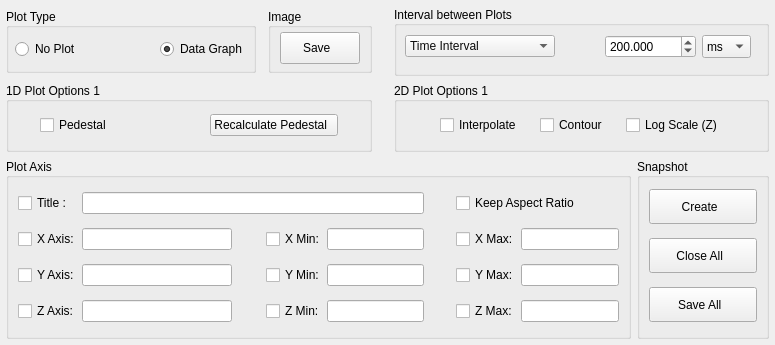
Old version of the form slsDetectorGui/forms/form_tab_plot.ui in the repository slsdetectorgroup/slsDetectorPackage.
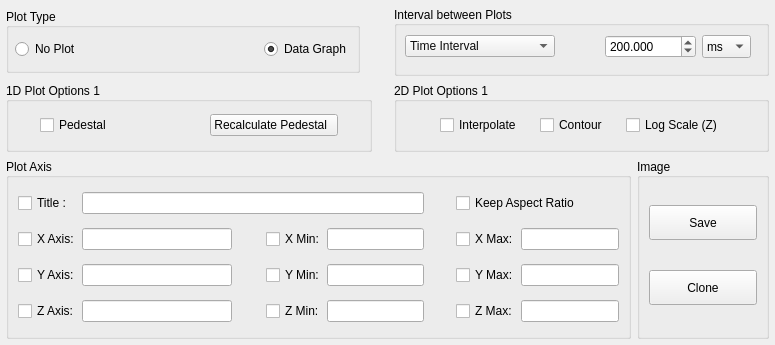
New version of the form. Icons and pictures are not drawn.

Commit message: gui works, including clone plots

What changed in the file:
```diff
--- a/slsDetectorGui/forms/form_tab_plot.ui
+++ b/slsDetectorGui/forms/form_tab_plot.ui
@@ -1367,378 +1367,6 @@
      </layout>
     </widget>
    </item>
-   <item row="0" column="0">
-    <widget class="QGroupBox" name="boxPlotType">
-     <property name="enabled">
-      <bool>true</bool>
-     </property>
-     <property name="sizePolicy">
-      <sizepolicy hsizetype="Preferred" vsizetype="Fixed">
-       <horstretch>0</horstretch>
-       <verstretch>0</verstretch>
-      </sizepolicy>
-     </property>
-     <property name="minimumSize">
-      <size>
-       <width>0</width>
-       <height>65</height>
-      </size>
-     </property>
-     <property name="maximumSize">
-      <size>
-       <width>16777215</width>
-       <height>16777215</height>
-      </size>
-     </property>
-     <property name="title">
-      <string>Plot Type</string>
-     </property>
-     <property name="alignment">
-      <set>Qt::AlignLeading|Qt::AlignLeft|Qt::AlignVCenter</set>
-     </property>
-     <property name="flat">
-      <bool>false</bool>
-     </property>
-     <layout class="QGridLayout" name="gridLayout_5">
-      <property name="leftMargin">
-       <number>6</number>
-      </property>
-      <property name="topMargin">
-       <number>0</number>
-      </property>
-      <property name="rightMargin">
-       <number>6</number>
-      </property>
-      <property name="bottomMargin">
-       <number>0</number>
-      </property>
-      <property name="horizontalSpacing">
-       <number>2</number>
-      </property>
-      <property name="verticalSpacing">
-       <number>0</number>
-      </property>
-      <item row="0" column="2">
-       <widget class="QRadioButton" name="radioDataGraph">
-        <property name="sizePolicy">
-         <sizepolicy hsizetype="Fixed" vsizetype="Fixed">
-          <horstretch>0</horstretch>
-          <verstretch>0</verstretch>
-         </sizepolicy>
-        </property>
-        <property name="text">
-         <string>Data Graph</string>
-        </property>
-        <property name="checked">
-         <bool>true</bool>
-        </property>
-       </widget>
-      </item>
-      <item row="0" column="1">
-       <spacer name="horizontalSpacer_5">
-        <property name="orientation">
-         <enum>Qt::Horizontal</enum>
-        </property>
-        <property name="sizeType">
-         <enum>QSizePolicy::Expanding</enum>
-        </property>
-        <property name="sizeHint" stdset="0">
-         <size>
-          <width>10</width>
-          <height>20</height>
-         </size>
-        </property>
-       </spacer>
-      </item>
-      <item row="0" column="0">
-       <widget class="QRadioButton" name="radioNoPlot">
-        <property name="sizePolicy">
-         <sizepolicy hsizetype="Fixed" vsizetype="Fixed">
-          <horstretch>0</horstretch>
-          <verstretch>0</verstretch>
-         </sizepolicy>
-        </property>
-        <property name="text">
-         <string>No Plot</string>
-        </property>
-       </widget>
-      </item>
-     </layout>
-    </widget>
-   </item>
-   <item row="2" column="7">
-    <widget class="QGroupBox" name="boxSnapshot">
-     <property name="enabled">
-      <bool>true</bool>
-     </property>
-     <property name="sizePolicy">
-      <sizepolicy hsizetype="Preferred" vsizetype="Preferred">
-       <horstretch>0</horstretch>
-       <verstretch>0</verstretch>
-      </sizepolicy>
-     </property>
-     <property name="minimumSize">
-      <size>
-       <width>0</width>
-       <height>0</height>
-      </size>
-     </property>
-     <property name="maximumSize">
-      <size>
-       <width>16777215</width>
-       <height>16777215</height>
-      </size>
-     </property>
-     <property name="title">
-      <string>Snapshot</string>
-     </property>
-     <property name="alignment">
-      <set>Qt::AlignLeading|Qt::AlignLeft|Qt::AlignVCenter</set>
-     </property>
-     <property name="flat">
-      <bool>false</bool>
-     </property>
-     <layout class="QGridLayout" name="gridLayout_7">
-      <property name="leftMargin">
-       <number>9</number>
-      </property>
-      <property name="topMargin">
-       <number>6</number>
-      </property>
-      <property name="rightMargin">
-       <number>9</number>
-      </property>
-      <property name="bottomMargin">
-       <number>9</number>
-      </property>
-      <property name="horizontalSpacing">
-       <number>2</number>
-      </property>
-      <property name="verticalSpacing">
-       <number>9</number>
-      </property>
-      <item row="1" column="0">
-       <widget class="QPushButton" name="btnCloseClones">
-        <property name="sizePolicy">
-         <sizepolicy hsizetype="Fixed" vsizetype="Preferred">
-          <horstretch>0</horstretch>
-          <verstretch>0</verstretch>
-         </sizepolicy>
-        </property>
-        <property name="minimumSize">
-         <size>
-          <width>108</width>
-          <height>35</height>
-         </size>
-        </property>
-        <property name="maximumSize">
-         <size>
-          <width>16777215</width>
-          <height>35</height>
-         </size>
-        </property>
-        <property name="palette">
-         <palette>
-          <active>
-           <colorrole role="Shadow">
-            <brush brushstyle="SolidPattern">
-             <color alpha="255">
-              <red>20</red>
-              <green>20</green>
-              <blue>20</blue>
-             </color>
-            </brush>
-           </colorrole>
-          </active>
-          <inactive>
-           <colorrole role="Shadow">
-            <brush brushstyle="SolidPattern">
-             <color alpha="255">
-              <red>20</red>
-              <green>20</green>
-              <blue>20</blue>
-             </color>
-            </brush>
-           </colorrole>
-          </inactive>
-          <disabled>
-           <colorrole role="Shadow">
-            <brush brushstyle="SolidPattern">
-             <color alpha="255">
-              <red>20</red>
-              <green>20</green>
-              <blue>20</blue>
-             </color>
-            </brush>
-           </colorrole>
-          </disabled>
-         </palette>
-        </property>
-        <property name="focusPolicy">
-         <enum>Qt::NoFocus</enum>
-        </property>
-        <property name="text">
-         <string>Close All  </string>
-        </property>
-        <property name="icon">
-         <iconset resource="../include/icons.qrc">
-          <normaloff>:/icons/images/close.png</normaloff>:/icons/images/close.png</iconset>
-        </property>
-        <property name="flat">
-         <bool>false</bool>
-        </property>
-       </widget>
-      </item>
-      <item row="2" column="0">
-       <widget class="QPushButton" name="btnSaveClones">
-        <property name="enabled">
-         <bool>true</bool>
-        </property>
-        <property name="sizePolicy">
-         <sizepolicy hsizetype="Fixed" vsizetype="Preferred">
-          <horstretch>0</horstretch>
-          <verstretch>0</verstretch>
-         </sizepolicy>
-        </property>
-        <property name="minimumSize">
-         <size>
-          <width>108</width>
-          <height>35</height>
-         </size>
-        </property>
-        <property name="maximumSize">
-         <size>
-          <width>16777215</width>
-          <height>35</height>
-         </size>
-        </property>
-        <property name="palette">
-         <palette>
-          <active>
-           <colorrole role="Shadow">
-            <brush brushstyle="SolidPattern">
-             <color alpha="255">
-              <red>20</red>
-              <green>20</green>
-              <blue>20</blue>
-             </color>
-            </brush>
-           </colorrole>
-          </active>
-          <inactive>
-           <colorrole role="Shadow">
-            <brush brushstyle="SolidPattern">
-             <color alpha="255">
-              <red>20</red>
-              <green>20</green>
-              <blue>20</blue>
-             </color>
-            </brush>
-           </colorrole>
-          </inactive>
-          <disabled>
-           <colorrole role="Shadow">
-            <brush brushstyle="SolidPattern">
-             <color alpha="255">
-              <red>20</red>
-              <green>20</green>
-              <blue>20</blue>
-             </color>
-            </brush>
-           </colorrole>
-          </disabled>
-         </palette>
-        </property>
-        <property name="focusPolicy">
-         <enum>Qt::NoFocus</enum>
-        </property>
-        <property name="text">
-         <string>Save All  </string>
-        </property>
-        <property name="icon">
-         <iconset resource="../include/icons.qrc">
-          <normaloff>:/icons/images/saveAll.png</normaloff>:/icons/images/saveAll.png</iconset>
-        </property>
-        <property name="flat">
-         <bool>false</bool>
-        </property>
-       </widget>
-      </item>
-      <item row="0" column="0">
-       <widget class="QPushButton" name="btnClone">
-        <property name="sizePolicy">
-         <sizepolicy hsizetype="Fixed" vsizetype="Preferred">
-          <horstretch>0</horstretch>
-          <verstretch>0</verstretch>
-         </sizepolicy>
-        </property>
-        <property name="minimumSize">
-         <size>
-          <width>108</width>
-          <height>35</height>
-         </size>
-        </property>
-        <property name="maximumSize">
-         <size>
-          <width>16777215</width>
-          <height>35</height>
-         </size>
-        </property>
-        <property name="palette">
-         <palette>
-          <active>
-           <colorrole role="Shadow">
-            <brush brushstyle="SolidPattern">
-             <color alpha="255">
-              <red>20</red>
-              <green>20</green>
-              <blue>20</blue>
-             </color>
-            </brush>
-           </colorrole>
-          </active>
-          <inactive>
-           <colorrole role="Shadow">
-            <brush brushstyle="SolidPattern">
-             <color alpha="255">
-              <red>20</red>
-              <green>20</green>
-              <blue>20</blue>
-             </color>
-            </brush>
-           </colorrole>
-          </inactive>
-          <disabled>
-           <colorrole role="Shadow">
-            <brush brushstyle="SolidPattern">
-             <color alpha="255">
-              <red>20</red>
-              <green>20</green>
-              <blue>20</blue>
-             </color>
-            </brush>
-           </colorrole>
-          </disabled>
-         </palette>
-        </property>
-        <property name="focusPolicy">
-         <enum>Qt::NoFocus</enum>
-        </property>
-        <property name="text">
-         <string>Create  </string>
-        </property>
-        <property name="icon">
-         <iconset resource="../include/icons.qrc">
-          <normaloff>:/icons/images/new.png</normaloff>:/icons/images/new.png</iconset>
-        </property>
-        <property name="flat">
-         <bool>false</bool>
-        </property>
-       </widget>
-      </item>
-     </layout>
-    </widget>
-   </item>
    <item row="2" column="0" colspan="7">
     <widget class="QGroupBox" name="boxPlotAxis">
      <property name="sizePolicy">
@@ -2140,10 +1768,13 @@
      </layout>
     </widget>
    </item>
-   <item row="0" column="2">
+   <item row="2" column="7">
     <widget class="QGroupBox" name="boxSave">
+     <property name="enabled">
+      <bool>true</bool>
+     </property>
      <property name="sizePolicy">
-      <sizepolicy hsizetype="Preferred" vsizetype="Fixed">
+      <sizepolicy hsizetype="Preferred" vsizetype="Preferred">
        <horstretch>0</horstretch>
        <verstretch>0</verstretch>
       </sizepolicy>
@@ -2151,12 +1782,12 @@
      <property name="minimumSize">
       <size>
        <width>0</width>
-       <height>65</height>
+       <height>0</height>
       </size>
      </property>
      <property name="maximumSize">
       <size>
-       <width>120</width>
+       <width>16777215</width>
        <height>16777215</height>
       </size>
      </property>
@@ -2169,33 +1800,114 @@
      <property name="flat">
       <bool>false</bool>
      </property>
-     <layout class="QGridLayout" name="gridLayout_12">
+     <layout class="QGridLayout" name="gridLayout_7">
       <property name="leftMargin">
        <number>9</number>
       </property>
       <property name="topMargin">
-       <number>4</number>
+       <number>6</number>
       </property>
       <property name="rightMargin">
        <number>9</number>
       </property>
       <property name="bottomMargin">
-       <number>6</number>
+       <number>9</number>
       </property>
       <property name="horizontalSpacing">
        <number>2</number>
       </property>
       <property name="verticalSpacing">
-       <number>0</number>
+       <number>9</number>
       </property>
+      <item row="1" column="0">
+       <widget class="QPushButton" name="btnClone">
+        <property name="sizePolicy">
+         <sizepolicy hsizetype="Fixed" vsizetype="Preferred">
+          <horstretch>0</horstretch>
+          <verstretch>0</verstretch>
+         </sizepolicy>
+        </property>
+        <property name="minimumSize">
+         <size>
+          <width>108</width>
+          <height>35</height>
+         </size>
+        </property>
+        <property name="maximumSize">
+         <size>
+          <width>16777215</width>
+          <height>35</height>
+         </size>
+        </property>
+        <property name="palette">
+         <palette>
+          <active>
+           <colorrole role="Shadow">
+            <brush brushstyle="SolidPattern">
+             <color alpha="255">
+              <red>20</red>
+              <green>20</green>
+              <blue>20</blue>
+             </color>
+            </brush>
+           </colorrole>
+          </active>
+          <inactive>
+           <colorrole role="Shadow">
+            <brush brushstyle="SolidPattern">
+             <color alpha="255">
+              <red>20</red>
+              <green>20</green>
+              <blue>20</blue>
+             </color>
+            </brush>
+           </colorrole>
+          </inactive>
+          <disabled>
+           <colorrole role="Shadow">
+            <brush brushstyle="SolidPattern">
+             <color alpha="255">
+              <red>20</red>
+              <green>20</green>
+              <blue>20</blue>
+             </color>
+            </brush>
+           </colorrole>
+          </disabled>
+         </palette>
+        </property>
+        <property name="focusPolicy">
+         <enum>Qt::NoFocus</enum>
+        </property>
+        <property name="text">
+         <string>Clone</string>
+        </property>
+        <property name="icon">
+         <iconset resource="../include/icons.qrc">
+          <normaloff>:/icons/images/new.png</normaloff>:/icons/images/new.png</iconset>
+        </property>
+        <property name="flat">
+         <bool>false</bool>
+        </property>
+       </widget>
+      </item>
       <item row="0" column="0">
        <widget class="QPushButton" name="btnSave">
+        <property name="enabled">
+         <bool>true</bool>
+        </property>
         <property name="sizePolicy">
          <sizepolicy hsizetype="Fixed" vsizetype="Preferred">
           <horstretch>0</horstretch>
           <verstretch>0</verstretch>
          </sizepolicy>
         </property>
+        <property name="minimumSize">
+         <size>
+          <width>108</width>
+          <height>35</height>
+         </size>
+        </property>
         <property name="maximumSize">
          <size>
           <width>16777215</width>
@@ -2243,17 +1955,14 @@
          <enum>Qt::NoFocus</enum>
         </property>
         <property name="text">
-         <string>Save  </string>
+         <string>Save</string>
         </property>
         <property name="icon">
          <iconset resource="../include/icons.qrc">
           <normaloff>:/icons/images/save.png</normaloff>:/icons/images/save.png</iconset>
         </property>
-        <property name="iconSize">
-         <size>
-          <width>24</width>
-          <height>24</height>
-         </size>
+        <property name="flat">
+         <bool>false</bool>
         </property>
        </widget>
       </item>
@@ -2540,6 +2249,105 @@
      </layout>
     </widget>
    </item>
+   <item row="0" column="0">
+    <widget class="QGroupBox" name="boxPlotType">
+     <property name="enabled">
+      <bool>true</bool>
+     </property>
+     <property name="sizePolicy">
+      <sizepolicy hsizetype="Preferred" vsizetype="Fixed">
+       <horstretch>0</horstretch>
+       <verstretch>0</verstretch>
+      </sizepolicy>
+     </property>
+     <property name="minimumSize">
+      <size>
+       <width>350</width>
+       <height>65</height>
+      </size>
+     </property>
+     <property name="maximumSize">
+      <size>
+       <width>16777215</width>
+       <height>16777215</height>
+      </size>
+     </property>
+     <property name="title">
+      <string>Plot Type</string>
+     </property>
+     <property name="alignment">
+      <set>Qt::AlignLeading|Qt::AlignLeft|Qt::AlignVCenter</set>
+     </property>
+     <property name="flat">
+      <bool>false</bool>
+     </property>
+     <layout class="QGridLayout" name="gridLayout_5">
+      <property name="leftMargin">
+       <number>6</number>
+      </property>
+      <property name="topMargin">
+       <number>0</number>
+      </property>
+      <property name="rightMargin">
+       <number>6</number>
+      </property>
+      <property name="bottomMargin">
+       <number>0</number>
+      </property>
+      <property name="horizontalSpacing">
+       <number>2</number>
+      </property>
+      <property name="verticalSpacing">
+       <number>0</number>
+      </property>
+      <item row="0" column="2">
+       <widget class="QRadioButton" name="radioDataGraph">
+        <property name="sizePolicy">
+         <sizepolicy hsizetype="Fixed" vsizetype="Fixed">
+          <horstretch>0</horstretch>
+          <verstretch>0</verstretch>
+         </sizepolicy>
+        </property>
+        <property name="text">
+         <string>Data Graph</string>
+        </property>
+        <property name="checked">
+         <bool>true</bool>
+        </property>
+       </widget>
+      </item>
+      <item row="0" column="1">
+       <spacer name="horizontalSpacer_5">
+        <property name="orientation">
+         <enum>Qt::Horizontal</enum>
+        </property>
+        <property name="sizeType">
+         <enum>QSizePolicy::Expanding</enum>
+        </property>
+        <property name="sizeHint" stdset="0">
+         <size>
+          <width>10</width>
+          <height>20</height>
+         </size>
+        </property>
+       </spacer>
+      </item>
+      <item row="0" column="0">
+       <widget class="QRadioButton" name="radioNoPlot">
+        <property name="sizePolicy">
+         <sizepolicy hsizetype="Fixed" vsizetype="Fixed">
+          <horstretch>0</horstretch>
+          <verstretch>0</verstretch>
+         </sizepolicy>
+        </property>
+        <property name="text">
+         <string>No Plot</string>
+        </property>
+       </widget>
+      </item>
+     </layout>
+    </widget>
+   </item>
   </layout>
   <zorder>boxPlotType</zorder>
   <zorder>box1D</zorder>
```
Left out of the diff: 3 changed lines with no effect on the pictures. The commit also changes 25 other files.
